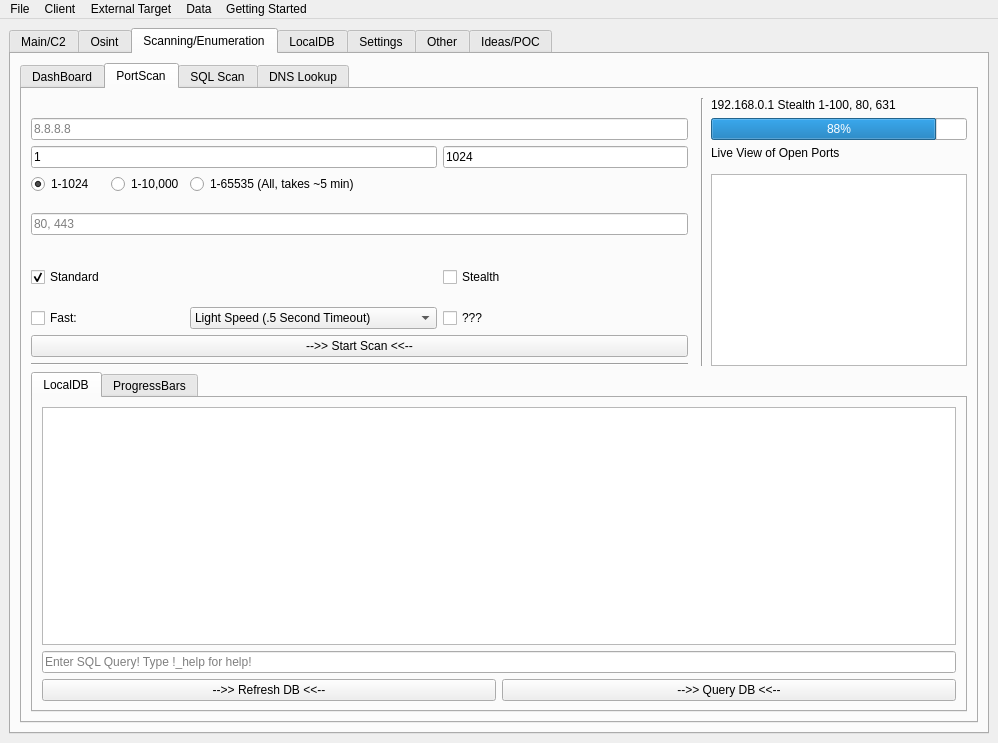
This is gui.ui in ryanq47/WhisperNet as Qt 5 draws it before an edit. The edited form follows.
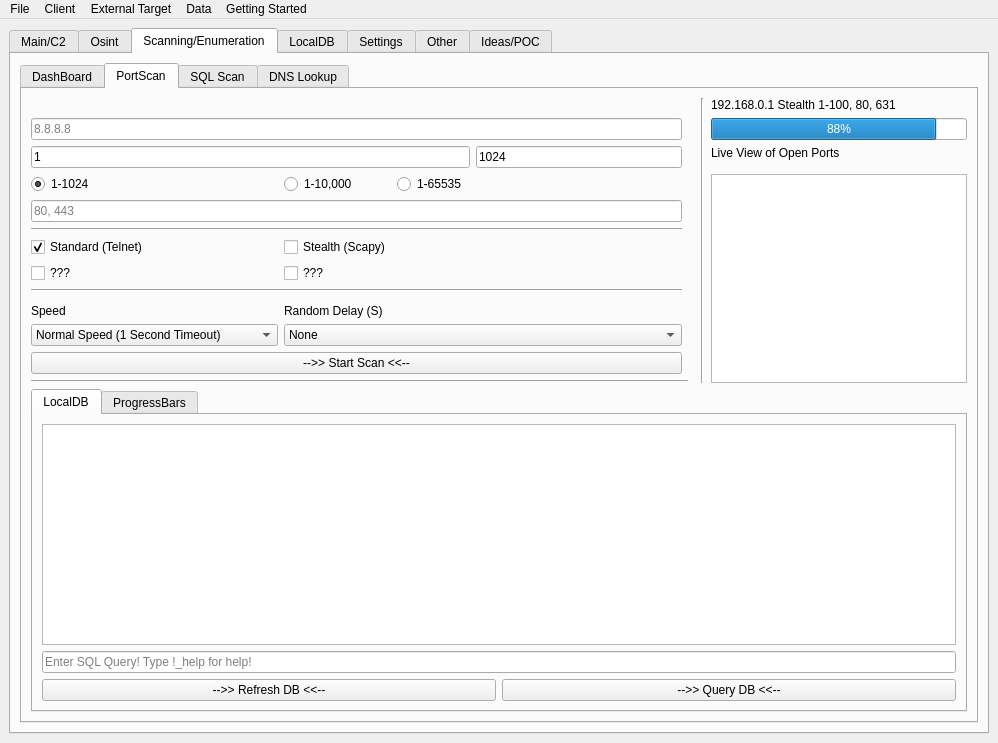
This is the edited form. Icons and pictures are not drawn.

Patch:
```diff
--- a/gui.ui
+++ b/gui.ui
@@ -1222,27 +1222,7 @@
             <string>PortScan</string>
            </attribute>
            <layout class="QGridLayout" name="gridLayout_18">
-            <item row="1" column="0" colspan="5">
-             <widget class="QLineEdit" name="portscan_IP">
-              <property name="placeholderText">
-               <string>8.8.8.8</string>
-              </property>
-             </widget>
-            </item>
-            <item row="9" column="0" colspan="2">
-             <widget class="QCheckBox" name="portscan_fast_check">
-              <property name="maximumSize">
-               <size>
-                <width>60</width>
-                <height>16777215</height>
-               </size>
-              </property>
-              <property name="text">
-               <string>Fast:</string>
-              </property>
-             </widget>
-            </item>
-            <item row="12" column="0" colspan="8">
+            <item row="16" column="0" colspan="8">
              <widget class="QTabWidget" name="tabWidget_9">
               <property name="currentIndex">
                <number>0</number>
@@ -1294,51 +1274,7 @@
               </widget>
              </widget>
             </item>
-            <item row="5" column="0" rowspan="2" colspan="5">
-             <widget class="QLineEdit" name="portscan_extraport">
-              <property name="placeholderText">
-               <string>80, 443</string>
-              </property>
-             </widget>
-            </item>
-            <item row="4" column="1">
-             <widget class="QRadioButton" name="portscan_1_10000">
-              <property name="text">
-               <string>1-10,000</string>
-              </property>
-             </widget>
-            </item>
-            <item row="4" column="0">
-             <widget class="QRadioButton" name="portscan_1_1024">
-              <property name="text">
-               <string>1-1024</string>
-              </property>
-              <property name="checked">
-               <bool>true</bool>
-              </property>
-             </widget>
-            </item>
-            <item row="7" column="4" rowspan="2">
-             <widget class="QCheckBox" name="portscan_stealth_check">
-              <property name="maximumSize">
-               <size>
-                <width>100</width>
-                <height>16777215</height>
-               </size>
-              </property>
-              <property name="text">
-               <string>Stealth</string>
-              </property>
-             </widget>
-            </item>
-            <item row="11" column="0" colspan="5">
-             <widget class="Line" name="line_9">
-              <property name="orientation">
-               <enum>Qt::Horizontal</enum>
-              </property>
-             </widget>
-            </item>
-            <item row="0" column="6" rowspan="12">
+            <item row="0" column="6" rowspan="16">
              <widget class="Line" name="line">
               <property name="minimumSize">
                <size>
@@ -1351,46 +1287,10 @@
               </property>
              </widget>
             </item>
-            <item row="9" column="4">
-             <widget class="QCheckBox" name="checkBox_4">
-              <property name="maximumSize">
-               <size>
-                <width>200</width>
-                <height>16777215</height>
-               </size>
-              </property>
-              <property name="text">
-               <string>???</string>
-              </property>
-             </widget>
+            <item row="4" column="7" rowspan="12">
+             <widget class="QTextEdit" name="portscan_liveports_browser"/>
             </item>
-            <item row="2" column="0" rowspan="2" colspan="4">
-             <widget class="QLineEdit" name="portscan_minport">
-              <property name="text">
-               <string>1</string>
-              </property>
-              <property name="placeholderText">
-               <string>1</string>
-              </property>
-             </widget>
-            </item>
-            <item row="7" column="0" rowspan="2">
-             <widget class="QCheckBox" name="portscan_standard_check">
-              <property name="maximumSize">
-               <size>
-                <width>100</width>
-                <height>16777215</height>
-               </size>
-              </property>
-              <property name="text">
-               <string>Standard</string>
-              </property>
-              <property name="checked">
-               <bool>true</bool>
-              </property>
-             </widget>
-            </item>
-            <item row="2" column="4" rowspan="2">
+            <item row="2" column="3" rowspan="2">
              <widget class="QLineEdit" name="portscan_maxport">
               <property name="text">
                <string>1024</string>
@@ -1400,13 +1300,114 @@
               </property>
              </widget>
             </item>
-            <item row="10" column="0" colspan="5">
+            <item row="15" column="0" colspan="5">
+             <widget class="Line" name="line_9">
+              <property name="orientation">
+               <enum>Qt::Horizontal</enum>
+              </property>
+             </widget>
+            </item>
+            <item row="14" column="0" colspan="4">
              <widget class="QPushButton" name="portscan_start">
               <property name="text">
                <string>--&gt;&gt; Start Scan &lt;&lt;--</string>
               </property>
              </widget>
             </item>
+            <item row="2" column="7">
+             <widget class="QLabel" name="label_14">
+              <property name="text">
+               <string>Live View of Open Ports</string>
+              </property>
+             </widget>
+            </item>
+            <item row="5" column="0" rowspan="2" colspan="4">
+             <widget class="QLineEdit" name="portscan_extraport">
+              <property name="placeholderText">
+               <string>80, 443</string>
+              </property>
+             </widget>
+            </item>
+            <item row="0" column="7">
+             <widget class="QLabel" name="label_13">
+              <property name="text">
+               <string>192.168.0.1 Stealth 1-100, 80, 631</string>
+              </property>
+             </widget>
+            </item>
+            <item row="1" column="0" colspan="4">
+             <widget class="QLineEdit" name="portscan_IP">
+              <property name="placeholderText">
+               <string>8.8.8.8</string>
+              </property>
+             </widget>
+            </item>
+            <item row="8" column="0">
+             <widget class="QCheckBox" name="portscan_standard_check">
+              <property name="maximumSize">
+               <size>
+                <width>16777215</width>
+                <height>16777215</height>
+               </size>
+              </property>
+              <property name="text">
+               <string>Standard (Telnet)</string>
+              </property>
+              <property name="checked">
+               <bool>true</bool>
+              </property>
+             </widget>
+            </item>
+            <item row="4" column="0">
+             <widget class="QRadioButton" name="portscan_1_1024">
+              <property name="text">
+               <string>1-1024</string>
+              </property>
+              <property name="checked">
+               <bool>true</bool>
+              </property>
+             </widget>
+            </item>
+            <item row="8" column="1">
+             <widget class="QCheckBox" name="portscan_stealth_check">
+              <property name="maximumSize">
+               <size>
+                <width>16777215</width>
+                <height>16777215</height>
+               </size>
+              </property>
+              <property name="text">
+               <string>Stealth (Scapy)</string>
+              </property>
+             </widget>
+            </item>
+            <item row="4" column="2">
+             <widget class="QRadioButton" name="portscan_1_65535">
+              <property name="text">
+               <string>1-65535 </string>
+              </property>
+             </widget>
+            </item>
+            <item row="4" column="1">
+             <widget class="QRadioButton" name="portscan_1_10000">
+              <property name="text">
+               <string>1-10,000</string>
+              </property>
+             </widget>
+            </item>
+            <item row="9" column="1">
+             <widget class="QCheckBox" name="checkBox_4">
+              <property name="maximumSize">
+               <size>
+                <width>200</width>
+                <height>16777215</height>
+               </size>
+              </property>
+              <property name="text">
+               <string>???</string>
+              </property>
+             </widget>
+            </item>
             <item row="1" column="7">
              <widget class="QProgressBar" name="stealth_bar">
               <property name="value">
@@ -1414,15 +1415,43 @@
               </property>
              </widget>
             </item>
-            <item row="0" column="7">
-             <widget class="QLabel" name="label_13">
+            <item row="2" column="0" rowspan="2" colspan="3">
+             <widget class="QLineEdit" name="portscan_minport">
               <property name="text">
-               <string>192.168.0.1 Stealth 1-100, 80, 631</string>
+               <string>1</string>
               </property>
+              <property name="placeholderText">
+               <string>1</string>
+              </property>
              </widget>
             </item>
-            <item row="9" column="2" colspan="2">
+            <item row="10" column="0" colspan="4">
+             <widget class="Line" name="line_13">
+              <property name="orientation">
+               <enum>Qt::Horizontal</enum>
+              </property>
+             </widget>
+            </item>
+            <item row="9" column="0">
+             <widget class="QCheckBox" name="portscan_fast_check">
+              <property name="maximumSize">
+               <size>
+                <width>16777215</width>
+                <height>16777215</height>
+               </size>
+              </property>
+              <property name="text">
+               <string>???</string>
+              </property>
+             </widget>
+            </item>
+            <item row="13" column="0">
              <widget class="QComboBox" name="portscan_fast_timeout">
+              <item>
+               <property name="text">
+                <string>Normal Speed (1 Second Timeout)</string>
+               </property>
+              </item>
               <item>
                <property name="text">
                 <string>Light Speed (.5 Second Timeout)</string>
@@ -1445,22 +1474,55 @@
               </item>
              </widget>
             </item>
-            <item row="4" column="2">
-             <widget class="QRadioButton" name="portscan_1_65535">
-              <property name="text">
-               <string>1-65535 (All, takes ~5 min)</string>
+            <item row="7" column="0" colspan="4">
+             <widget class="Line" name="line_14">
+              <property name="orientation">
+               <enum>Qt::Horizontal</enum>
               </property>
              </widget>
             </item>
-            <item row="2" column="7">
-             <widget class="QLabel" name="label_14">
+            <item row="12" column="0">
+             <widget class="QLabel" name="label_61">
               <property name="text">
-               <string>Live View of Open Ports</string>
+               <string>Speed</string>
               </property>
              </widget>
             </item>
-            <item row="4" column="7" rowspan="8">
-             <widget class="QTextEdit" name="portscan_liveports_browser"/>
+            <item row="13" column="1" colspan="3">
+             <widget class="QComboBox" name="portscan_delay">
+              <item>
+               <property name="text">
+                <string>None</string>
+               </property>
+              </item>
+              <item>
+               <property name="text">
+                <string>.001-.1</string>
+               </property>
+              </item>
+              <item>
+               <property name="text">
+                <string>.1-1.0</string>
+               </property>
+              </item>
+              <item>
+               <property name="text">
+                <string>1.0-5.0</string>
+               </property>
+              </item>
+              <item>
+               <property name="text">
+                <string/>
+               </property>
+              </item>
+             </widget>
+            </item>
+            <item row="12" column="1">
+             <widget class="QLabel" name="label_60">
+              <property name="text">
+               <string>Random Delay (S)</string>
+              </property>
+             </widget>
             </item>
            </layout>
           </widget>
```
